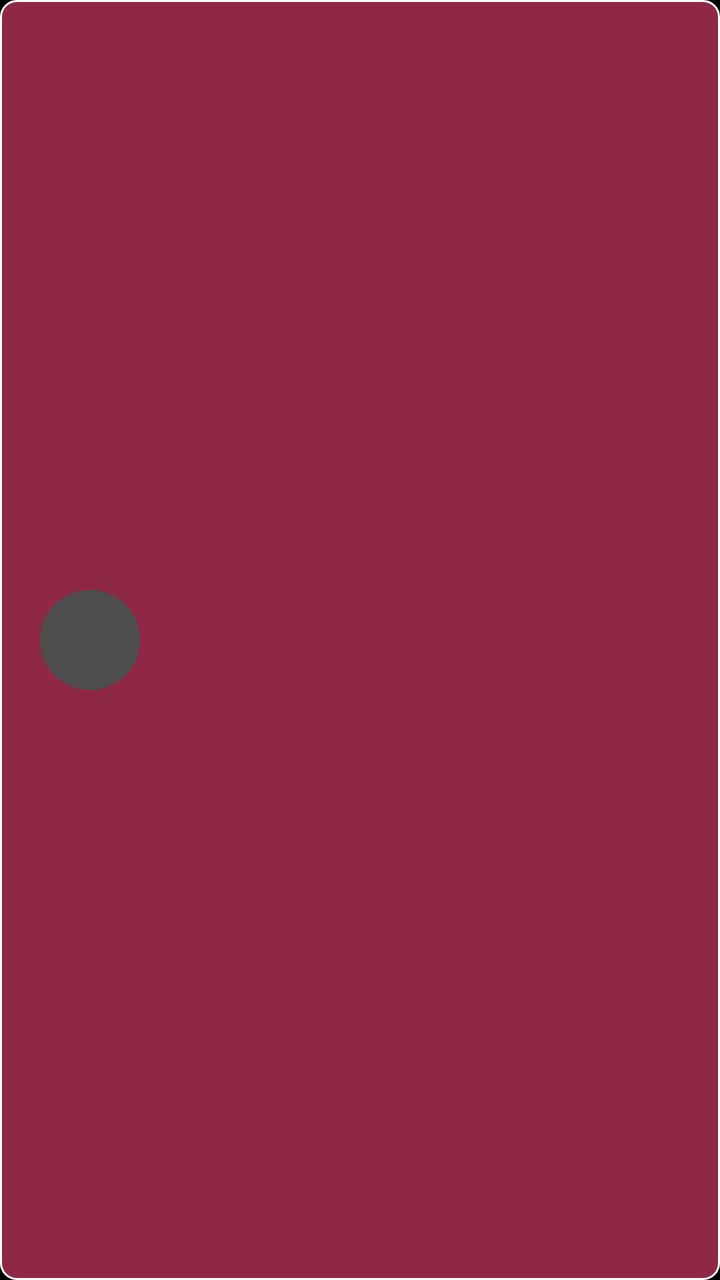
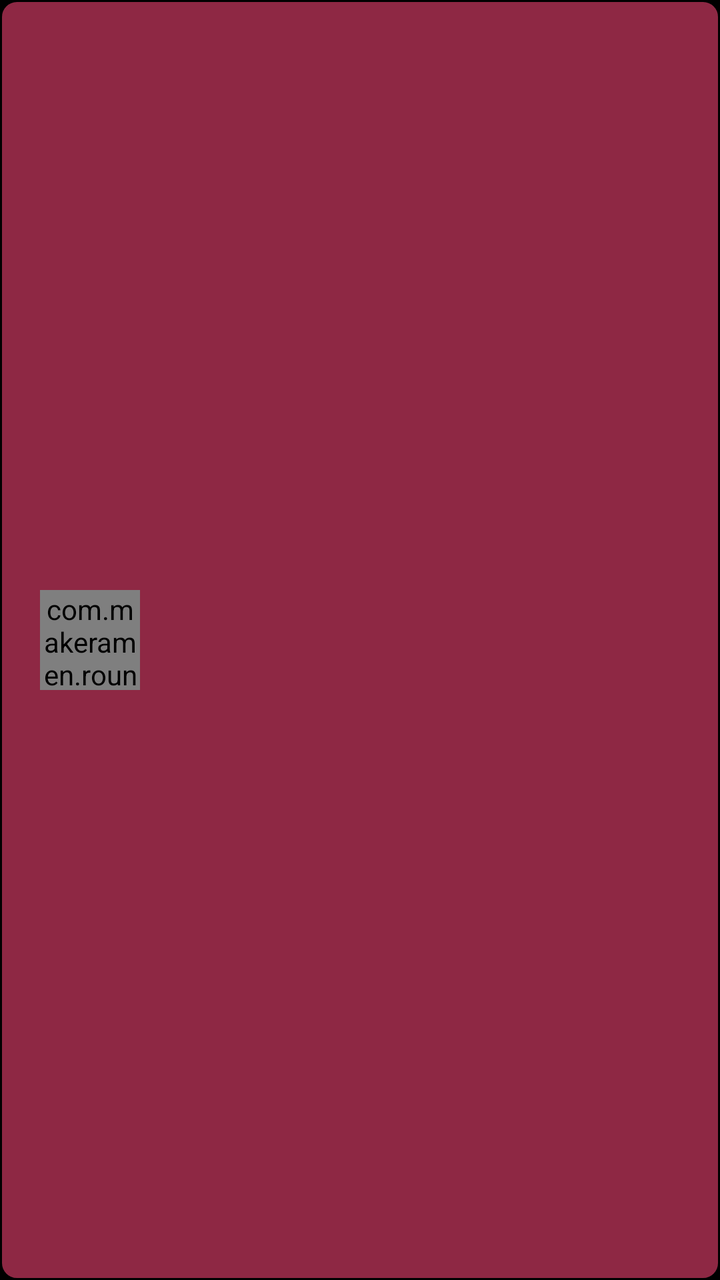

An Android layout rendered at two revisions. The XML below is the earlier revision; the diff shows what the commit changed to produce the second picture.
<!-- AndroidManifest.xml: application theme Theme.SignIn_App -->
<!-- res/layout/item_container_user.xml -->
<?xml version="1.0" encoding="utf-8"?>
<LinearLayout xmlns:android="http://schemas.android.com/apk/res/android"
    xmlns:app="http://schemas.android.com/apk/res-auto"
    android:id="@+id/user"
    android:layout_width="match_parent"
    android:layout_height="60dp"
    android:gravity="center_vertical"
    android:background="@drawable/user_banner_background"
    app:layout_constraintTop_toTopOf="parent"
    app:layout_constraintEnd_toEndOf="parent"
    app:layout_constraintStart_toStartOf="parent"
    android:layout_marginBottom="10dp">

    <ImageView
        android:id="@+id/profileImage"
        android:layout_width="50dp"
        android:layout_height="50dp"
        android:layout_marginStart="20dp"
        android:src="@drawable/background_image"
        android:background="@drawable/background_image"
        android:scaleType="centerCrop"
        app:riv_oval="true"/>
    <LinearLayout
        android:layout_width="match_parent"
        android:layout_height="wrap_content"
        android:orientation="vertical">

        <TextView
            android:id="@+id/userName"
            android:layout_width="match_parent"
            android:layout_height="wrap_content"
            android:text=""
            android:textSize="20sp"
            android:layout_marginStart="15dp"
            android:textColor="@color/white"
            android:textAlignment="textStart"
            android:layout_weight="1"/>
        <TextView
            android:id="@+id/userEmail"
            android:layout_width="match_parent"
            android:layout_height="wrap_content"
            android:text=""
            android:textSize="20sp"
            android:layout_marginStart="15dp"
            android:textColor="@color/white"
            android:textAlignment="textStart"
            android:layout_weight="1"/>
    </LinearLayout>
</LinearLayout>
<!-- resources referenced by this layout -->
<resources>
  <color name="white">#FFFFFFFF</color>
  <!-- drawable background_image (drawable) -->
  <?xml version="1.0" encoding="utf-8"?>
  <shape xmlns:android="http://schemas.android.com/apk/res/android" android:shape="oval">
      <solid android:color="@color/input_background"/>
      <corners
          android:radius="2000dp"
          />
  </shape>
  <!-- drawable user_banner_background (drawable) -->
  <?xml version="1.0" encoding="utf-8"?>
  <shape xmlns:android="http://schemas.android.com/apk/res/android" android:shape="rectangle">
      <solid android:color="@color/primaryDarker"/>
      <stroke android:color="@color/white" android:width="1dp"/>
      <corners android:radius="8dp"/>
  </shape>
  <style name="Theme.SignIn_App" parent="Base.Theme.SignIn_App" />
  <color name="input_background">#4E4E4E</color>
  <color name="primaryDarker">#A8D83D68</color>
  <style name="Base.Theme.SignIn_App" parent="Theme.Material3.DayNight.NoActionBar">
          
          
          <item name="colorPrimary">@color/primary</item>
          <item name="android:statusBarColor">@color/primary</item>
          <item name="android:windowBackground">@color/black</item>
      </style>
  <color name="primary">#FFD83D68</color>
  <color name="black">#FF000000</color>
</resources>

<!-- the commit's change to res/layout/item_container_user.xml (unified diff, before → after) -->
@@ -11,7 +11,7 @@
     app:layout_constraintStart_toStartOf="parent"
     android:layout_marginBottom="10dp">
 
-    <ImageView
+    <com.makeramen.roundedimageview.RoundedImageView
         android:id="@+id/profileImage"
         android:layout_width="50dp"
         android:layout_height="50dp"
@@ -40,7 +40,7 @@
             android:layout_width="match_parent"
             android:layout_height="wrap_content"
             android:text=""
-            android:textSize="20sp"
+            android:textSize="14sp"
             android:layout_marginStart="15dp"
             android:textColor="@color/white"
             android:textAlignment="textStart"
<!-- resource entries referenced after the edit -->
@@ -13,7 +13,7 @@
   <?xml version="1.0" encoding="utf-8"?>
   <shape xmlns:android="http://schemas.android.com/apk/res/android" android:shape="rectangle">
       <solid android:color="@color/primaryDarker"/>
-      <stroke android:color="@color/white" android:width="1dp"/>
+      <stroke android:color="@color/black" android:width="1dp"/>
       <corners android:radius="8dp"/>
   </shape>
   <style name="Theme.SignIn_App" parent="Base.Theme.SignIn_App" />
